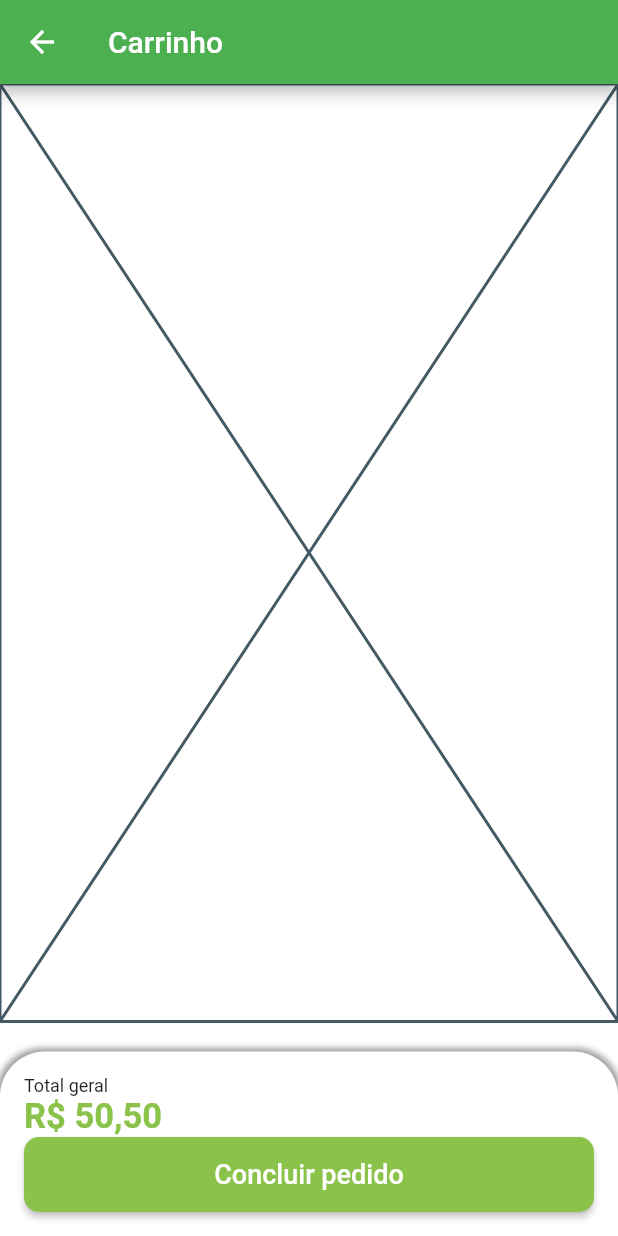
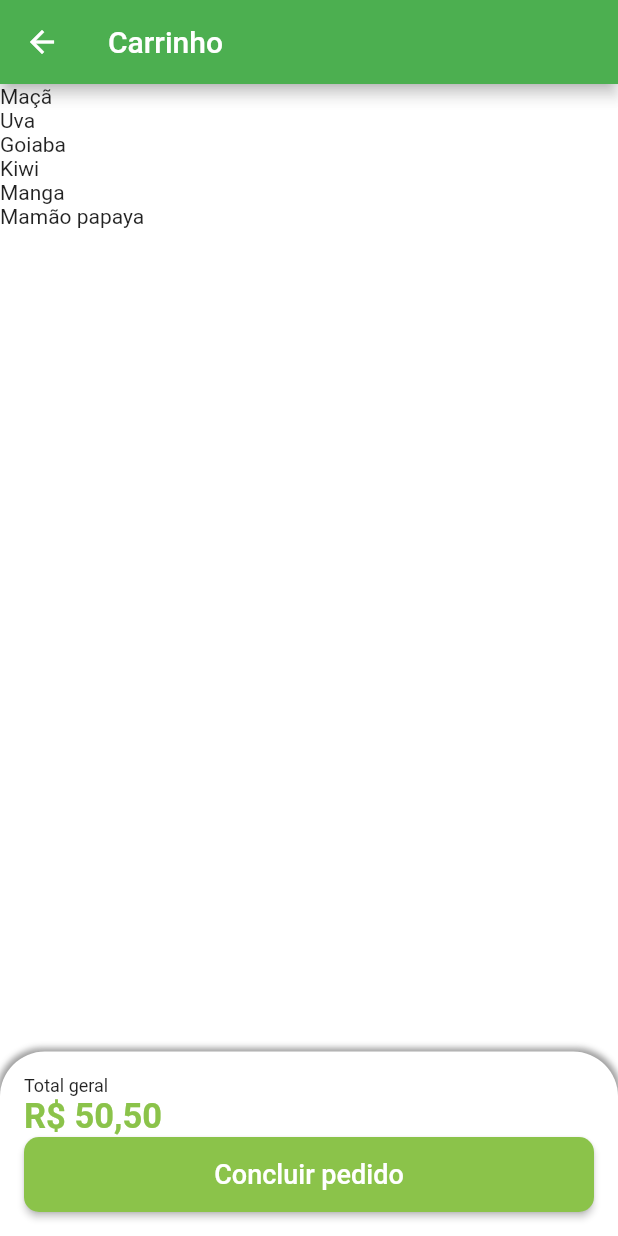
Before and after one commit to Jo-Analyst/greengrocer, a Flutter app: the CartTab screen opened directly, on a phone screen of 412 x 824 dp. Run offline on Flutter 3.47's test engine with Material 3 defaults, Android fonts, the phone set to English and light mode, and no system bars; our stand-ins replace animated_text_kit, mask_text_input_formatter.

Commit message:
32. Lista de produtos

```diff
--- a/lib/src/config/app_data.dart
+++ b/lib/src/config/app_data.dart
@@ -1,3 +1,4 @@
+import 'package:greengrocer/src/models/cart_item_model.dart';
 import 'package:greengrocer/src/models/item_model.dart';
 
 ItemModel apple = ItemModel(
@@ -71,3 +72,12 @@ List<ItemModel> items = [
   "Temperos",
   "Cereais",
 ];
+
+List<CartItemModel> cartItems = [
+  CartItemModel(item: apple, quantity: 2),
+  CartItemModel(item: grape, quantity: 3),
+  CartItemModel(item: guava, quantity: 2),
+  CartItemModel(item: kiwi, quantity: 1),
+  CartItemModel(item: mango, quantity: 5),
+  CartItemModel(item: papaya, quantity: 3),
+];
--- /dev/null
+++ b/lib/src/models/cart_item_model.dart
@@ -0,0 +1,11 @@
+import 'package:greengrocer/src/models/item_model.dart';
+
+class CartItemModel {
+  ItemModel item;
+  int quantity;
+
+  CartItemModel({
+    required this.item,
+    required this.quantity,
+  });
+}
--- a/lib/src/pages/cart/cart_tab.dart
+++ b/lib/src/pages/cart/cart_tab.dart
@@ -1,6 +1,7 @@
 import 'package:flutter/material.dart';
 import 'package:greengrocer/src/config/custom_colors.dart';
 import 'package:greengrocer/src/services/utils_services.dart';
+import 'package:greengrocer/src/config/app_data.dart' as app_data;
 
 class CartTab extends StatelessWidget {
   const CartTab({super.key});
@@ -13,8 +14,15 @@ class CartTab extends StatelessWidget {
       ),
       body: Column(
         children: [
-          const Expanded(
-            child: Placeholder(),
+          Expanded(
+            child: ListView.builder(
+              itemCount: app_data.cartItems.length,
+              itemBuilder: (_, index) {
+                return Text(
+                  app_data.cartItems[index].item.itemName,
+                );
+              },
+            ),
           ),
           const SizedBox(height: 20),
           Container(
```
Lines whose indentation alone changed are shown as unchanged.
